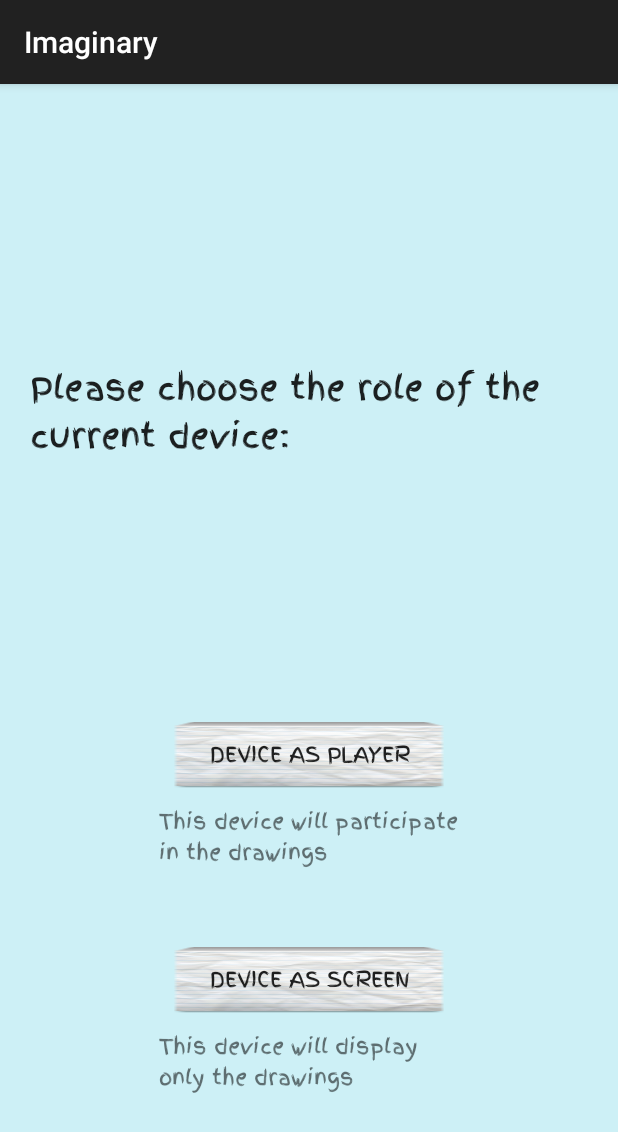
After one commit to JavierT/SocioDraw, an Android app: the fragment CreateOptionsFragment shown on its own in the app's theme, on a phone screen of 412 x 824 dp. The commit adds this screen. Shown: the top 1132 px of the screen. Run offline under Robolectric (Android 15) with nearby library versions, the phone set to English and light mode, and no system bars.

Commit message:
New create fragment to select device as screen or player when the device creates the game. TODO: The back button does not recover fragments from stack

```diff
--- /dev/null
+++ b/DrawingApp/app/src/main/java/drawing/training/javi/drawingapp/CreateOptionsFragment.java
@@ -0,0 +1,89 @@
+package drawing.training.javi.drawingapp;
+
+
+import android.app.Fragment;
+import android.content.Intent;
+import android.os.Bundle;
+import android.view.LayoutInflater;
+import android.view.View;
+import android.view.ViewGroup;
+import android.widget.Button;
+import android.widget.TextView;
+
+
+public class CreateOptionsFragment extends Fragment {
+
+
+    private String mUsername;
+
+//    public CreateOptionsFragment (String username) {
+//        CreateOptionsFragment fragment = new CreateOptionsFragment();
+//        Bundle args = new Bundle();
+//        args.putString(getString(R.string.username), username);
+//        fragment.setArguments(args);
+//    }
+
+    public CreateOptionsFragment() {
+        // Required empty public constructor
+    }
+
+    @Override
+    public void onCreate(Bundle savedInstanceState) {
+        super.onCreate(savedInstanceState);
+        if (getArguments() != null) {
+            mUsername = getArguments().getString(getString(R.string.username));
+
+        }
+    }
+
+    @Override
+    public View onCreateView(LayoutInflater inflater, ViewGroup container,
+                             Bundle savedInstanceState) {
+        View rootView = inflater.inflate(R.layout.fragment_create_options, container, false);
+
+        TextView txtWelcome = (TextView) rootView.findViewById(R.id.txtCreateOptions);
+        txtWelcome.setTypeface(MainActivity.handwritingFont);
+        TextView txtScreenDesc = (TextView) rootView.findViewById(R.id.txtCreateScreenDesc);
+        txtScreenDesc.setTypeface(MainActivity.handwritingFont);
+        TextView txtPlayerDesc = (TextView) rootView.findViewById(R.id.txtCreatePlayerDesc);
+        txtPlayerDesc.setTypeface(MainActivity.handwritingFont);
+
+        // Event handlers for the buttons
+        Button btnScreen = (Button) rootView.findViewById(R.id.btnCreateAsScreen);
+        btnScreen.setOnClickListener(new View.OnClickListener() {
+            @Override
+            public void onClick(View v) {
+                createGameAsScreen();
+            }
+        });
+        btnScreen.setTypeface((MainActivity.handwritingFont));
+
+        Button btnPlayer = (Button) rootView.findViewById(R.id.btnCreateAsPlayer);
+        btnPlayer.setOnClickListener(new View.OnClickListener() {
+            @Override
+            public void onClick(View v) {
+                createGameAsPlayer();
+            }
+        });
+        btnPlayer.setTypeface((MainActivity.handwritingFont));
+
+        return rootView;
+
+    }
+
+    // TODO
+    // Same intent to same activity but different parameters??
+
+
+    private void createGameAsPlayer() {
+        Intent myIntent = new Intent(getActivity(), CreateActivity.class);
+        myIntent.putExtra(getString(R.string.username), mUsername); //Optional parameters
+        this.startActivity(myIntent);
+    }
+
+    private void createGameAsScreen() {
+        Intent myIntent = new Intent(getActivity(), CreateActivity.class);
+        myIntent.putExtra(getString(R.string.username), mUsername); //Optional parameters
+        this.startActivity(myIntent);
+    }
+}
--- /dev/null
+++ b/DrawingApp/app/src/main/res/layout/fragment_create_options.xml
@@ -0,0 +1,73 @@
+<?xml version="1.0" encoding="utf-8"?>
+<LinearLayout xmlns:android="http://schemas.android.com/apk/res/android"
+    android:orientation="vertical"
+    android:layout_width="match_parent"
+    android:layout_height="match_parent"
+    android:background="#698de3f1"
+    android:paddingTop="15dp"
+    android:paddingBottom="75dp"
+
+    >
+
+    <TextView
+        android:layout_width="fill_parent"
+        android:layout_height="0dp"
+        android:gravity="center|left"
+        android:textAppearance="?android:attr/textAppearanceLarge"
+        android:text="@string/create_options"
+        android:id="@+id/txtCreateOptions"
+        android:paddingLeft="20dp"
+        android:layout_weight="3"
+        android:paddingRight="20dp" />
+
+    <LinearLayout
+        android:orientation="vertical"
+        android:layout_width="200dp"
+        android:layout_height="wrap_content"
+        android:layout_gravity="center">
+        <Button
+            android:layout_width="fill_parent"
+            android:layout_height="0dp"
+            android:text="@string/create_as_player"
+            android:id="@+id/btnCreateAsPlayer"
+            android:background="@mipmap/paper_style"
+            android:layout_gravity="center"
+            android:layout_weight="1"
+            android:layout_marginBottom="10dp" />
+        <TextView
+            android:layout_width="wrap_content"
+            android:layout_height="wrap_content"
+            android:text="@string/create_as_player_desc"
+            android:id="@+id/txtCreatePlayerDesc"
+            android:layout_marginBottom="50dp"
+            android:gravity="left"
+            />
+
+    </LinearLayout>
+
+    <LinearLayout
+        android:orientation="vertical"
+        android:layout_width="200dp"
+        android:layout_height="wrap_content"
+        android:layout_gravity="center">
+        <Button
+            android:layout_width="fill_parent"
+            android:layout_height="0dp"
+            android:text="@string/create_as_screen"
+            android:id="@+id/btnCreateAsScreen"
+            android:background="@mipmap/paper_style"
+            android:layout_gravity="center"
+            android:layout_weight="1"
+            android:layout_marginBottom="10dp" />
+        <TextView
+            android:layout_width="wrap_content"
+            android:layout_height="wrap_content"
+            android:text="@string/create_as_screen_desc"
+            android:id="@+id/txtCreateScreenDesc"
+            android:layout_marginBottom="20dp"
+            android:gravity="left"/>
+
+    </LinearLayout>
+
+
+</LinearLayout>
--- a/DrawingApp/app/src/main/res/values/strings.xml
+++ b/DrawingApp/app/src/main/res/values/strings.xml
@@ -14,6 +14,12 @@
     <string name="title_activity_join">Joining Imaginary Game</string>
     <string name="enter_message_hint">Enter message</string>
     <string name="action_quit">Quit</string>
-    <string name="hello_blank_fragment">Hello blank fragment</string>
+    <string name="create_as_player">Device as player</string>
+    <string name="create_as_screen">Device as screen</string>
+    <string name="create_as_player_desc">This device will participate in the drawings</string>
+    <string name="create_as_screen_desc">This device will display only the drawings</string>
+    <string name="create_options">Please choose the role of the current device: </string>
+
+
 
 </resources>
```
Also changed, not shown: DrawingApp/app/src/main/java/drawing/training/javi/drawingapp/MainActivity.java (+67 -14 lines), DrawingApp/app/src/main/java/drawing/training/javi/drawingapp/MenuFragment.java (+25 -9 lines), DrawingApp/app/src/main/java/drawing/training/javi/drawingapp/WelcomeFragment.java (+9 -1 lines), DrawingApp/app/src/main/res/layout/fragment_menu.xml (+18 -12 lines), DrawingApp/app/src/main/res/layout/fragment_welcome.xml (+7 -5 lines), DrawingApp/app/src/main/assets/FingerPaint-Regular.ttf (added), DrawingApp/app/src/main/assets/fonts/handwritting.ttf (deleted), DrawingApp/app/src/main/paper_style-web.png (added), DrawingApp/app/src/main/res/mipmap-hdpi/paper_style.png (added), DrawingApp/app/src/main/res/mipmap-mdpi/paper_style.png (added), DrawingApp/app/src/main/res/mipmap-xhdpi/paper_style.png (added), DrawingApp/app/src/main/res/mipmap-xxhdpi/paper_style.png (added), DrawingApp/app/src/main/res/mipmap-xxxhdpi/paper_style.png (added).
